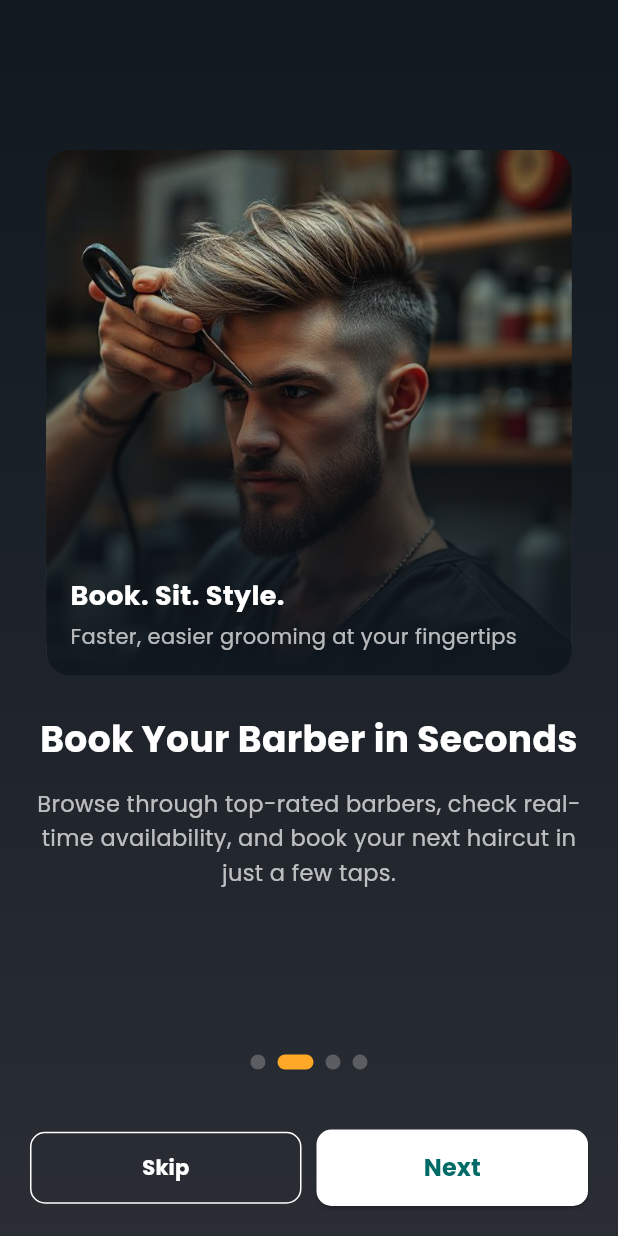
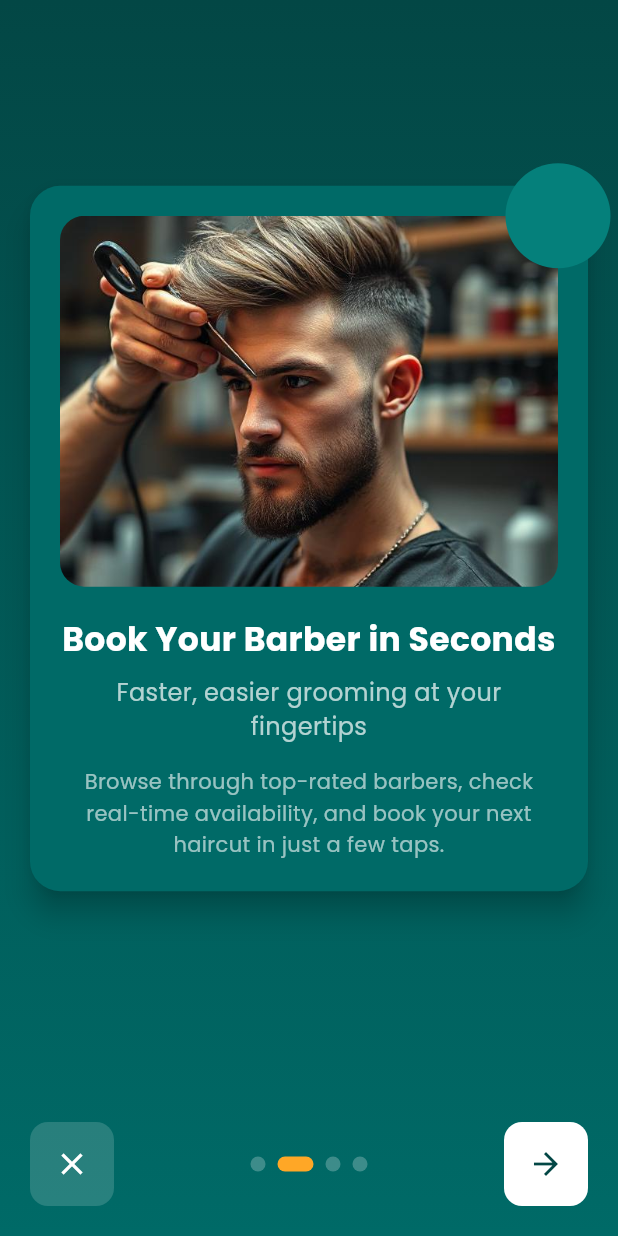
Before and after one commit to synthinnotech/barbarshop, a Flutter app: the screen it shows after launch, swiped to page 2, on a phone screen of 412 x 824 dp. Run offline on Flutter 3.47's test engine with Material 3 defaults, Android fonts, the phone set to English and light mode, and no system bars; drawn by our look-alikes of flutter_animate; our stand-ins replace animate_do, carousel_slider, flutter_riverpod, get, google_fonts, tabler_icons.

Commit message:
commit 6

```diff
--- a/barbar_client/lib/controller/theme_controller.dart
+++ b/barbar_client/lib/controller/theme_controller.dart
@@ -2,7 +2,9 @@ import 'package:flutter/material.dart';
 import 'package:google_fonts/google_fonts.dart';
 
 class ThemeController {
-  static final Color baseColor = const Color.fromARGB(255, 0, 106, 103);
+  static final Color baseColor = const Color.fromARGB(255, 3, 71, 69);
+  static final Color secondary = const Color.fromARGB(255, 0, 106, 103);
+  static final Color avator = const Color.fromARGB(255, 5, 128, 123);
   static final Color amber = Color(0xFFFFA726);
   static final Color blue = Colors.blue;
   static final Color green = Colors.green;
--- a/barbar_client/lib/local/initial_contents.dart
+++ b/barbar_client/lib/local/initial_contents.dart
@@ -14,7 +14,7 @@ class InitialContents {
   ];
 
   static const titles = [
-    'Welcome to Barbars',
+    'Welcome to Madurai Barbars',
     'Book Your Barber in Seconds',
     'Discover Top Barbershops Near You',
     'Stay on Schedule'
--- a/barbar_client/lib/main.dart
+++ b/barbar_client/lib/main.dart
@@ -14,7 +14,7 @@ class MyApp extends StatelessWidget {
   @override
   Widget build(BuildContext context) {
     return GetMaterialApp(
-      title: 'Barbars',
+      title: 'Madurai Barbars',
       debugShowCheckedModeBanner: false,
       theme: ThemeController.lightTheme,
       darkTheme: ThemeController.darkTheme,
--- a/barbar_client/lib/view/initial_screen.dart
+++ b/barbar_client/lib/view/initial_screen.dart
@@ -3,19 +3,39 @@ import 'package:barbar_client/controller/theme_controller.dart';
 import 'package:barbar_client/local/initial_contents.dart';
 import 'package:barbar_client/view/policy_and_terms.dart';
 import 'package:flutter/material.dart';
+import 'package:flutter/services.dart';
 import 'package:flutter_animate/flutter_animate.dart';
 import 'package:flutter_riverpod/flutter_riverpod.dart';
 import 'package:get/get.dart';
 
-class InitialScreen extends ConsumerWidget {
+class InitialScreen extends ConsumerStatefulWidget {
   const InitialScreen({super.key});
 
   @override
-  Widget build(BuildContext context, WidgetRef ref) {
+  ConsumerState<InitialScreen> createState() => _InitialScreenState();
+}
+
+class _InitialScreenState extends ConsumerState<InitialScreen> {
   final controller = PageController();
+
+  @override
+  void initState() {
+    SystemChrome.setPreferredOrientations(
+        [DeviceOrientation.portraitDown, DeviceOrientation.portraitUp]);
+    super.initState();
+  }
+
+  @override
+  void dispose() {
+    controller.dispose();
+    SystemChrome.setPreferredOrientations([]);
+    super.dispose();
+  }
+
+  @override
+  Widget build(BuildContext context) {
     final index = ref.watch(LoginAndInitController.currentIndex);
     final size = MediaQuery.of(context).size;
-    final isLarge = size.height > 700;
 
     void nextPage() {
       if (index == 3) {
@@ -33,9 +53,9 @@ class InitialScreen extends ConsumerWidget {
     return Scaffold(
       body: Container(
         width: double.infinity,
-        decoration: const BoxDecoration(
+        decoration: BoxDecoration(
           gradient: LinearGradient(
-            colors: [Color(0xFF101820), Color(0xFF2A2D34)],
+            colors: [ThemeController.baseColor, ThemeController.secondary],
             begin: Alignment.topCenter,
             end: Alignment.bottomCenter,
           ),
@@ -53,105 +73,75 @@ class InitialScreen extends ConsumerWidget {
                           .read(LoginAndInitController.currentIndex.notifier)
                           .state = val,
                       itemBuilder: (_, i) {
-                        return SingleChildScrollView(
-                          padding: const EdgeInsets.symmetric(horizontal: 20),
-                          child: ConstrainedBox(
-                            constraints: BoxConstraints(
-                                minHeight: constraints.maxHeight),
-                            child: Center(
+                        return Center(
+                          child: Stack(
+                            children: [
+                              Padding(
+                                padding: const EdgeInsets.all(16),
+                                child: Card(
+                                  elevation: 8,
+                                  shape: RoundedRectangleBorder(
+                                    borderRadius: BorderRadius.circular(20),
+                                  ),
+                                  color: ThemeController.secondary,
+                                  child: Padding(
+                                    padding: const EdgeInsets.all(20),
                                     child: Column(
                                       mainAxisSize: MainAxisSize.min,
-                                children: [
-                                  SizedBox(
-                                    width: size.width * 0.85,
-                                    height: size.width * 0.85,
-                                    child: Stack(
                                       children: [
                                         ClipRRect(
                                           borderRadius:
                                               BorderRadius.circular(16),
                                           child: Image.asset(
-                                            'assets/images/${InitialContents.images[index]}',
+                                            'assets/images/${InitialContents.images[i]}',
                                             fit: BoxFit.cover,
                                             width: double.infinity,
-                                            height: double.infinity,
+                                            height: size.width * 0.6,
                                           ).animate().fadeIn(duration: 600.ms),
                                         ),
-                                        Container(
-                                          decoration: BoxDecoration(
-                                            borderRadius:
-                                                BorderRadius.circular(16),
-                                            gradient: LinearGradient(
-                                              colors: [
-                                                Colors.transparent,
-                                                Color(0xFF101820),
-                                              ],
-                                              begin: Alignment.topCenter,
-                                              end: Alignment.bottomCenter,
-                                            ),
-                                          ),
-                                        ),
-                                        Align(
-                                          alignment: Alignment.bottomLeft,
-                                          child: Padding(
-                                            padding: const EdgeInsets.all(16),
-                                            child: Column(
-                                              mainAxisSize: MainAxisSize.min,
-                                              crossAxisAlignment:
-                                                  CrossAxisAlignment.start,
-                                              children: [
-                                                Text(
-                                                  InitialContents
-                                                      .headlines[index],
-                                                  style: const TextStyle(
-                                                    color: Colors.white,
-                                                    fontSize: 18,
-                                                    fontWeight: FontWeight.bold,
-                                                  ),
-                                                )
-                                                    .animate()
-                                                    .fadeIn(delay: 200.ms),
-                                                const SizedBox(height: 4),
-                                                Text(
-                                                  InitialContents
-                                                      .subtitles[index],
-                                                  style: const TextStyle(
-                                                    color: Colors.white70,
-                                                    fontSize: 14,
-                                                  ),
-                                                )
-                                                    .animate()
-                                                    .fadeIn(delay: 300.ms),
-                                              ],
-                                            ),
-                                          ),
-                                        ),
-                                      ],
-                                    ),
-                                  ),
-                                  const SizedBox(height: 25),
+                                        const SizedBox(height: 20),
                                         Text(
                                           InitialContents.titles[i],
                                           textAlign: TextAlign.center,
                                           style: const TextStyle(
                                             color: Colors.white,
-                                      fontSize: 24,
+                                            fontSize: 22,
                                             fontWeight: FontWeight.bold,
                                           ),
+                                        ).animate().fadeIn(delay: 200.ms),
+                                        const SizedBox(height: 8),
+                                        Text(
+                                          InitialContents.subtitles[i],
+                                          textAlign: TextAlign.center,
+                                          style: const TextStyle(
+                                            color: Colors.white70,
+                                            fontSize: 16,
                                           ),
+                                        ).animate().fadeIn(delay: 300.ms),
                                         const SizedBox(height: 15),
                                         Text(
                                           InitialContents.body[i],
                                           textAlign: TextAlign.center,
                                           style: const TextStyle(
-                                      color: Colors.white70,
-                                      fontSize: 15,
+                                            color: Colors.white60,
+                                            fontSize: 14,
                                             height: 1.5,
+                                          ),
+                                        ).animate().fadeIn(delay: 400.ms),
+                                      ],
+                                    ),
+                                  ),
+                                ),
+                              ),
+                              Positioned(
+                                right: 5,
+                                top: 5,
+                                child: CircleAvatar(
+                                  radius: 35,
+                                  backgroundColor: ThemeController.avator,
                                 ),
                               ),
                             ],
-                              ),
-                            ),
                           ),
                         );
                       },
@@ -160,8 +150,29 @@ class InitialScreen extends ConsumerWidget {
                 ),
               ),
               const SizedBox(height: 10),
+              Padding(
+                padding:
+                    const EdgeInsets.symmetric(horizontal: 20, vertical: 20),
+                child: Row(
+                  mainAxisAlignment: MainAxisAlignment.spaceBetween,
+                  children: [
+                    if (index != 3)
+                      IconButton(
+                        onPressed: () => Get.off(() => const PolicyAndTerms()),
+                        icon: const Icon(Icons.close, color: Colors.white),
+                        tooltip: 'Skip',
+                        style: IconButton.styleFrom(
+                          backgroundColor: Colors.white.withAlpha(40),
+                          shape: RoundedRectangleBorder(
+                            borderRadius: BorderRadius.circular(12),
+                          ),
+                          padding: const EdgeInsets.all(16),
+                        ),
+                      ),
+                    Spacer(),
                     Row(
                       mainAxisAlignment: MainAxisAlignment.center,
+                      mainAxisSize: MainAxisSize.min,
                       children: List.generate(4, (i) {
                         final active = i == index;
                         return AnimatedContainer(
@@ -170,55 +181,27 @@ class InitialScreen extends ConsumerWidget {
                           width: active ? 24 : 10,
                           height: 10,
                           decoration: BoxDecoration(
-                      color: active ? ThemeController.amber : Colors.white24,
+                            color:
+                                active ? ThemeController.amber : Colors.white24,
                             borderRadius: BorderRadius.circular(20),
                           ),
                         );
                       }),
                     ),
-              const SizedBox(height: 20),
-              Padding(
-                padding:
-                    const EdgeInsets.symmetric(horizontal: 20, vertical: 20),
-                child: Row(
-                  children: [
-                    if (index != 3)
-                      Expanded(
-                        child: OutlinedButton(
-                          onPressed: () =>
-                              Get.off(() => const PolicyAndTerms()),
-                          style: OutlinedButton.styleFrom(
-                            side: const BorderSide(color: Colors.white),
+                    Spacer(),
+                    IconButton(
+                      onPressed: nextPage,
+                      icon: Icon(
+                        index == 3 ? Icons.check : Icons.arrow_forward,
+                        color: ThemeController.baseColor,
+                      ),
+                      tooltip: index == 3 ? 'Get Started' : 'Next',
+                      style: IconButton.styleFrom(
+                        backgroundColor: Colors.white,
                         shape: RoundedRectangleBorder(
-                                borderRadius: BorderRadius.circular(10)),
-                            padding: const EdgeInsets.symmetric(vertical: 14),
+                          borderRadius: BorderRadius.circular(12),
                         ),
-                          child: const Text(
-                            'Skip',
-                            style: TextStyle(
-                              color: Colors.white,
-                              fontWeight: FontWeight.bold,
-                            ),
-                          ),
-                        ),
-                      ),
-                    if (index != 3) const SizedBox(width: 10),
-                    Expanded(
-                      child: ElevatedButton(
-                        onPressed: nextPage,
-                        style: ElevatedButton.styleFrom(
-                          backgroundColor: Colors.white,
-                          foregroundColor: ThemeController.baseColor,
-                          shape: RoundedRectangleBorder(
-                            borderRadius: BorderRadius.circular(10),
-                          ),
-                          padding: const EdgeInsets.symmetric(vertical: 14),
-                        ),
-                        child: Text(
-                          index == 3 ? 'Get Started' : 'Next',
-                          style: const TextStyle(
-                              fontSize: 16, fontWeight: FontWeight.bold),
-                        ),
+                        padding: const EdgeInsets.all(16),
                       ),
                     ),
                   ],
--- a/barbar_client/lib/view/login_screen.dart
+++ b/barbar_client/lib/view/login_screen.dart
@@ -100,6 +100,16 @@ class _LoginScreenState extends ConsumerState<LoginScreen> {
         child: Column(
           mainAxisAlignment: MainAxisAlignment.end,
           children: [
+            Expanded(
+              child: Container(
+                padding: const EdgeInsets.all(8.0),
+                child: Image.asset(
+                  'assets/images/booking.jpg',
+                  width: double.infinity,
+                  fit: BoxFit.cover,
+                ),
+              ),
+            ),
             Container(
               height: MediaQuery.of(context).viewInsets.bottom > 0 ? 250 : null,
               padding: EdgeInsets.all(20),
--- a/barbar_client/lib/view/policy_and_terms.dart
+++ b/barbar_client/lib/view/policy_and_terms.dart
@@ -20,11 +20,11 @@ class PolicyAndTerms extends ConsumerWidget {
       body: Container(
         width: double.infinity,
         height: double.infinity,
-        decoration: const BoxDecoration(
+        decoration: BoxDecoration(
           gradient: LinearGradient(
             colors: [
-              Color(0xFF101820),
-              Color(0xFF2A2D34),
+              ThemeController.baseColor,
+              ThemeController.secondary,
             ],
             begin: Alignment.topCenter,
             end: Alignment.bottomCenter,
@@ -49,7 +49,7 @@ class PolicyAndTerms extends ConsumerWidget {
                                 borderRadius: BorderRadius.circular(20),
                                 child: Image.asset(
                                   'assets/images/start.jpg',
-                                  height: size.height * 0.8,
+                                  height: size.height,
                                   fit: BoxFit.cover,
                                 )
                                     .animate()
```
Also changed, not shown: 1 other file. Lines whose indentation alone changed are shown as unchanged.
